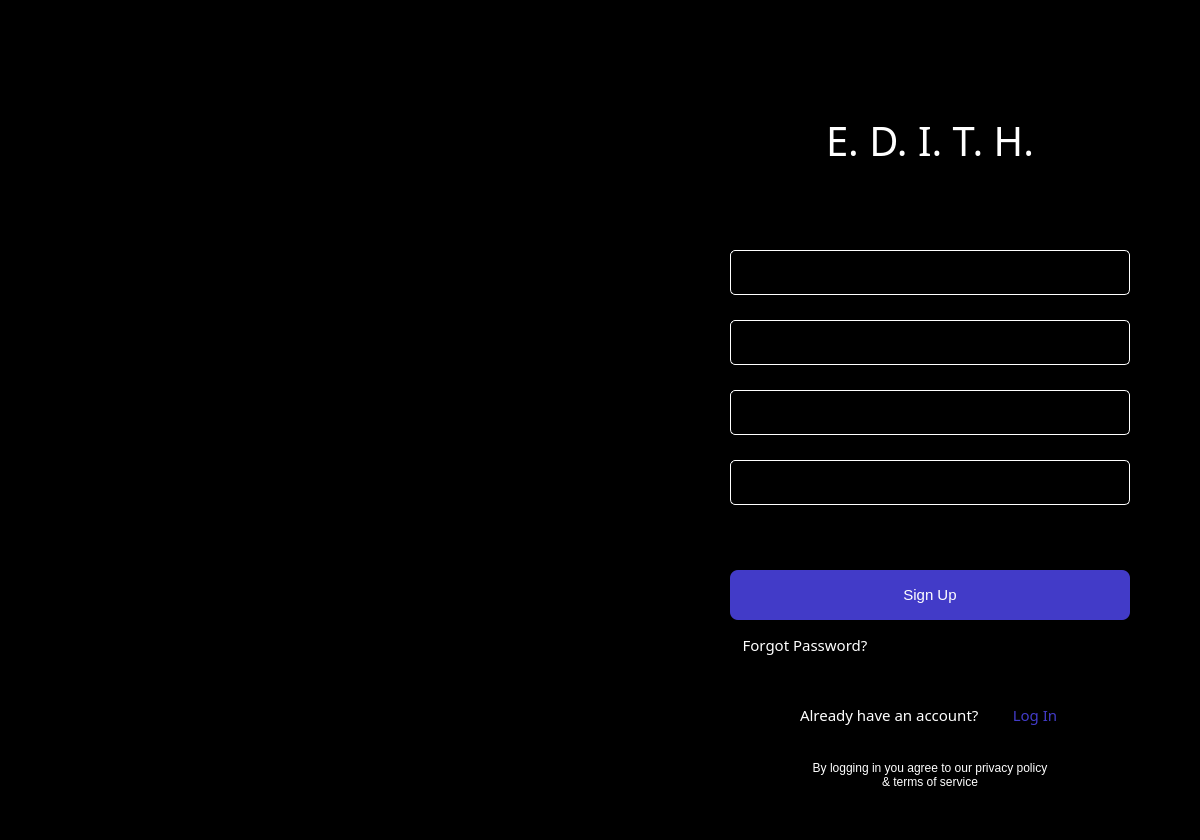
This is ui/signup.ui in ansh-dagha/E.D.I.T.H. as Qt 5 draws it before an edit. The edited form follows.
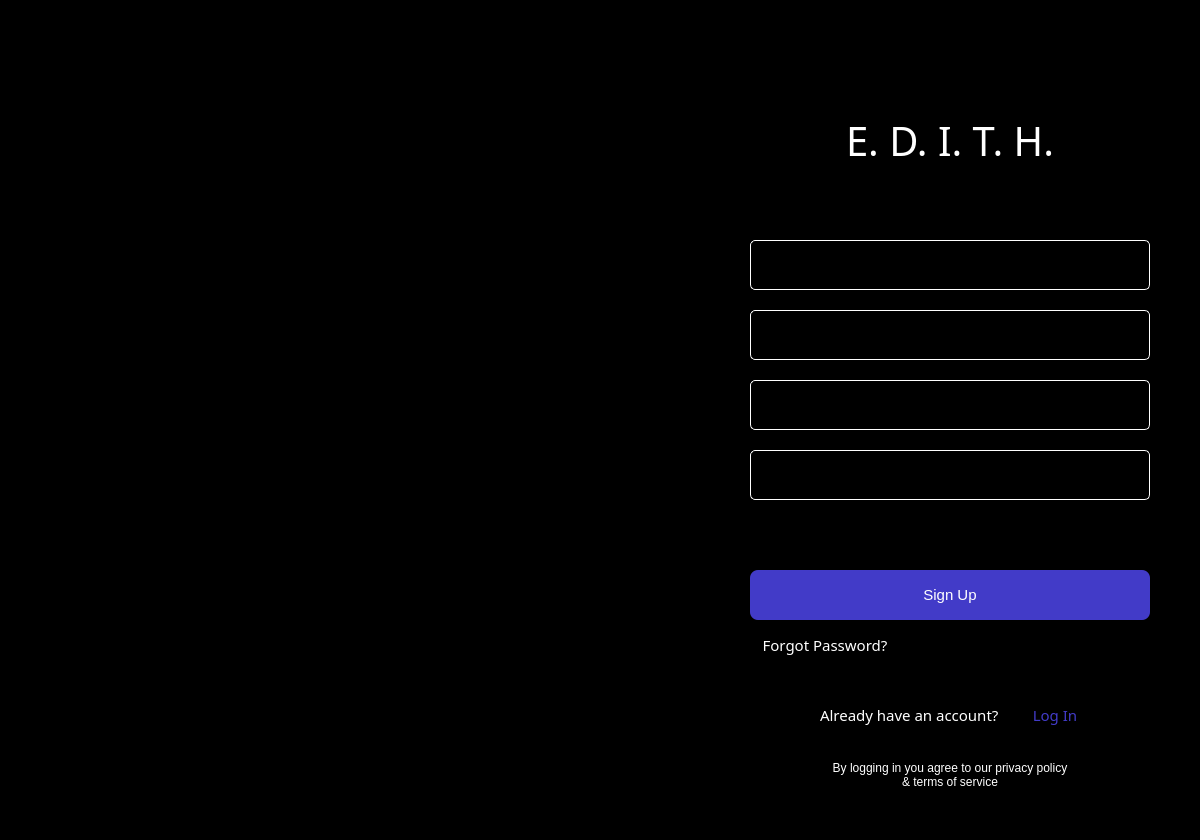
This is the edited form. Icons and pictures are not drawn.

The edit to the form file:
```diff
--- a/ui/signup.ui
+++ b/ui/signup.ui
@@ -25,7 +25,7 @@
   <widget class="QPushButton" name="forgotpasswordButton">
    <property name="geometry">
     <rect>
-     <x>730</x>
+     <x>750</x>
      <y>630</y>
      <width>150</width>
      <height>30</height>
@@ -64,7 +64,7 @@
   <widget class="QPushButton" name="loginButton">
    <property name="geometry">
     <rect>
-     <x>730</x>
+     <x>750</x>
      <y>570</y>
      <width>400</width>
      <height>50</height>
@@ -88,7 +88,7 @@
   <widget class="QLabel" name="termsLabel">
    <property name="geometry">
     <rect>
-     <x>810</x>
+     <x>830</x>
      <y>750</y>
      <width>240</width>
      <height>50</height>
@@ -143,16 +143,16 @@
   <widget class="QLineEdit" name="inputEmail">
    <property name="geometry">
     <rect>
-     <x>730</x>
-     <y>320</y>
+     <x>750</x>
+     <y>310</y>
      <width>400</width>
-     <height>45</height>
+     <height>50</height>
     </rect>
    </property>
    <property name="font">
     <font>
-     <family>MS Sans Serif</family>
-     <pointsize>11</pointsize>
+     <family>Calibri Light</family>
+     <pointsize>12</pointsize>
     </font>
    </property>
    <property name="contextMenuPolicy">
@@ -164,6 +164,7 @@
 background: #00000000;
 border: 1px solid white;
 border-radius: 5;
+padding-left: 50px;
 }
 
 QLineEdit:focus{
@@ -180,16 +181,16 @@
   <widget class="QLineEdit" name="inputPassword">
    <property name="geometry">
     <rect>
-     <x>730</x>
-     <y>390</y>
+     <x>750</x>
+     <y>380</y>
      <width>400</width>
-     <height>45</height>
+     <height>50</height>
     </rect>
    </property>
    <property name="font">
     <font>
-     <family>MS Sans Serif</family>
-     <pointsize>11</pointsize>
+     <family>Calibri Light</family>
+     <pointsize>12</pointsize>
     </font>
    </property>
    <property name="contextMenuPolicy">
@@ -201,6 +202,7 @@
 background: #00000000;
 border: 1px solid white;
 border-radius: 5;
+padding-left: 50px;
 }
 
 QLineEdit:focus{
@@ -223,7 +225,7 @@
   <widget class="QLabel" name="edithLabel">
    <property name="geometry">
     <rect>
-     <x>780</x>
+     <x>800</x>
      <y>110</y>
      <width>300</width>
      <height>60</height>
@@ -257,7 +259,7 @@
   <widget class="QLabel" name="errorLabel">
    <property name="geometry">
     <rect>
-     <x>730</x>
+     <x>750</x>
      <y>520</y>
      <width>400</width>
      <height>30</height>
@@ -290,7 +292,7 @@
   <widget class="QPushButton" name="signupButton">
    <property name="geometry">
     <rect>
-     <x>990</x>
+     <x>1010</x>
      <y>700</y>
      <width>90</width>
      <height>30</height>
@@ -329,7 +331,7 @@
   <widget class="QLabel" name="alreadyLabel">
    <property name="geometry">
     <rect>
-     <x>800</x>
+     <x>820</x>
      <y>700</y>
      <width>211</width>
      <height>30</height>
@@ -360,16 +362,16 @@
   <widget class="QLineEdit" name="inputUsername">
    <property name="geometry">
     <rect>
-     <x>730</x>
-     <y>250</y>
+     <x>750</x>
+     <y>240</y>
      <width>400</width>
-     <height>45</height>
+     <height>50</height>
     </rect>
    </property>
    <property name="font">
     <font>
-     <family>MS Sans Serif</family>
-     <pointsize>11</pointsize>
+     <family>Calibri Light</family>
+     <pointsize>12</pointsize>
     </font>
    </property>
    <property name="contextMenuPolicy">
@@ -379,8 +381,9 @@
     <string notr="true">QLineEdit{
 color: white; 
 background: #00000000;
-border: 1px solid white;
+border: 1px solid #ffffff;
 border-radius: 5;
+padding-left: 50px;
 }
 
 QLineEdit:focus{
@@ -397,44 +400,155 @@
   <widget class="QLineEdit" name="inputPassword_2">
    <property name="geometry">
     <rect>
-     <x>730</x>
+     <x>750</x>
+     <y>450</y>
+     <width>400</width>
+     <height>50</height>
+    </rect>
+   </property>
+   <property name="font">
+    <font>
+     <family>Calibri Light</family>
+     <pointsize>12</pointsize>
+    </font>
+   </property>
+   <property name="contextMenuPolicy">
+    <enum>Qt::DefaultContextMenu</enum>
+   </property>
+   <property name="styleSheet">
+    <string notr="true">QLineEdit{
+color: white; 
+background: #00000000;
+border: 1px solid white;
+border-radius: 5;
+padding-left: 50px;
+}
+
+QLineEdit:focus{
+border: 2px solid #423BC8;
+}
+
+
+</string>
+   </property>
+   <property name="inputMethodHints">
+    <set>Qt::ImhHiddenText|Qt::ImhNoAutoUppercase|Qt::ImhNoPredictiveText|Qt::ImhSensitiveData</set>
+   </property>
+   <property name="text">
+    <string/>
+   </property>
+   <property name="echoMode">
+    <enum>QLineEdit::Password</enum>
+   </property>
+  </widget>
+  <widget class="QLabel" name="label">
+   <property name="geometry">
+    <rect>
+     <x>760</x>
+     <y>250</y>
+     <width>30</width>
+     <height>30</height>
+    </rect>
+   </property>
+   <property name="text">
+    <string/>
+   </property>
+   <property name="textFormat">
+    <enum>Qt::RichText</enum>
+   </property>
+   <property name="pixmap">
+    <pixmap resource="image.qrc">:/images/user-icon.png</pixmap>
+   </property>
+   <property name="scaledContents">
+    <bool>true</bool>
+   </property>
+  </widget>
+  <widget class="QLabel" name="label_2">
+   <property name="geometry">
+    <rect>
+     <x>760</x>
+     <y>390</y>
+     <width>30</width>
+     <height>30</height>
+    </rect>
+   </property>
+   <property name="text">
+    <string/>
+   </property>
+   <property name="textFormat">
+    <enum>Qt::RichText</enum>
+   </property>
+   <property name="pixmap">
+    <pixmap resource="image.qrc">:/images/password-icon.png</pixmap>
+   </property>
+   <property name="scaledContents">
+    <bool>true</bool>
+   </property>
+  </widget>
+  <widget class="QLabel" name="label_3">
+   <property name="geometry">
+    <rect>
+     <x>760</x>
+     <y>320</y>
+     <width>30</width>
+     <height>30</height>
+    </rect>
+   </property>
+   <property name="text">
+    <string/>
+   </property>
+   <property name="textFormat">
+    <enum>Qt::RichText</enum>
+   </property>
+   <property name="pixmap">
+    <pixmap resource="image.qrc">:/images/email-icon.jpg</pixmap>
+   </property>
+   <property name="scaledContents">
+    <bool>true</bool>
+   </property>
+  </widget>
+  <widget class="QLabel" name="label_4">
+   <property name="geometry">
+    <rect>
+     <x>760</x>
      <y>460</y>
-     <width>400</width>
-     <height>45</height>
+     <width>30</width>
+     <height>30</height>
     </rect>
    </property>
-   <property name="font">
-    <font>
-     <family>MS Sans Serif</family>
-     <pointsize>11</pointsize>
-    </font>
+   <property name="sizePolicy">
+    <sizepolicy hsizetype="MinimumExpanding" vsizetype="Preferred">
+     <horstretch>0</horstretch>
+     <verstretch>0</verstretch>
+    </sizepolicy>
    </property>
-   <property name="contextMenuPolicy">
-    <enum>Qt::DefaultContextMenu</enum>
+   <property name="text">
+    <string/>
    </property>
-   <property name="styleSheet">
-    <string notr="true">QLineEdit{
-color: white; 
-background: #00000000;
-border: 1px solid white;
-border-radius: 5;
-}
-
-QLineEdit:focus{
-border: 2px solid #423BC8;
-}
-
-
-</string>
+   <property name="textFormat">
+    <enum>Qt::RichText</enum>
    </property>
    <property name="inputMethodHints">
     <set>Qt::ImhHiddenText|Qt::ImhNoAutoUppercase|Qt::ImhNoPredictiveText|Qt::ImhSensitiveData</set>
    </property>
+   <property name="scaledContents">
+    <bool>true</bool>
+   </property>
+  </widget>
+  <widget class="QLabel" name="label_5">
+   <property name="geometry">
+    <rect>
+     <x>710</x>
+     <y>-20</y>
+     <width>481</width>
+     <height>851</height>
+    </rect>
+   </property>
    <property name="text">
     <string/>
    </property>
-   <property name="echoMode">
-    <enum>QLineEdit::Password</enum>
+   <property name="textFormat">
+    <enum>Qt::RichText</enum>
    </property>
   </widget>
   <zorder>forgotpasswordButton</zorder>
```
Left out of the diff: 15 changed lines with no effect on the pictures.
